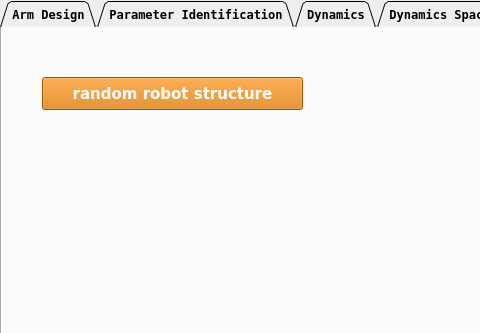
Above: interface_control/scripts/main.ui from SamKaiYang/Optimization-of-robotic-arm-design before the change; both pictures show x 0 to 480 and y 0 to 333 of the 687 by 548 pixel window. Below: the same form after it.
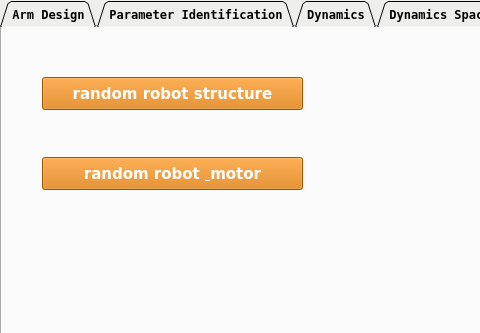
That is the form after the change. The open tabs and pages were chosen to show the change. Icons and pictures are not drawn. Custom widgets are drawn as their Qt base class.

Commit message: add robot worksapce input

The edit to the form file:
```diff
--- a/interface_control/scripts/main.ui
+++ b/interface_control/scripts/main.ui
@@ -3477,6 +3477,202 @@
        <string>random robot structure</string>
       </property>
      </widget>
+     <widget class="QPushButton" name="btn_random_robot_motor">
+      <property name="geometry">
+       <rect>
+        <x>40</x>
+        <y>130</y>
+        <width>261</width>
+        <height>33</height>
+       </rect>
+      </property>
+      <property name="palette">
+       <palette>
+        <active>
+         <colorrole role="WindowText">
+          <brush brushstyle="SolidPattern">
+           <color alpha="255">
+            <red>255</red>
+            <green>255</green>
+            <blue>255</blue>
+           </color>
+          </brush>
+         </colorrole>
+         <colorrole role="Button">
+          <brush brushstyle="SolidPattern">
+           <color alpha="255">
+            <red>218</red>
+            <green>119</green>
+            <blue>0</blue>
+           </color>
+          </brush>
+         </colorrole>
+         <colorrole role="Text">
+          <brush brushstyle="SolidPattern">
+           <color alpha="255">
+            <red>255</red>
+            <green>255</green>
+            <blue>255</blue>
+           </color>
+          </brush>
+         </colorrole>
+         <colorrole role="ButtonText">
+          <brush brushstyle="SolidPattern">
+           <color alpha="255">
+            <red>255</red>
+            <green>255</green>
+            <blue>255</blue>
+           </color>
+          </brush>
+         </colorrole>
+         <colorrole role="Base">
+          <brush brushstyle="SolidPattern">
+           <color alpha="255">
+            <red>218</red>
+            <green>119</green>
+            <blue>0</blue>
+           </color>
+          </brush>
+         </colorrole>
+         <colorrole role="Window">
+          <brush brushstyle="SolidPattern">
+           <color alpha="255">
+            <red>218</red>
+            <green>119</green>
+            <blue>0</blue>
+           </color>
+          </brush>
+         </colorrole>
+        </active>
+        <inactive>
+         <colorrole role="WindowText">
+          <brush brushstyle="SolidPattern">
+           <color alpha="255">
+            <red>255</red>
+            <green>255</green>
+            <blue>255</blue>
+           </color>
+          </brush>
+         </colorrole>
+         <colorrole role="Button">
+          <brush brushstyle="SolidPattern">
+           <color alpha="255">
+            <red>218</red>
+            <green>119</green>
+            <blue>0</blue>
+           </color>
+          </brush>
+         </colorrole>
+         <colorrole role="Text">
+          <brush brushstyle="SolidPattern">
+           <color alpha="255">
+            <red>255</red>
+            <green>255</green>
+            <blue>255</blue>
+           </color>
+          </brush>
+         </colorrole>
+         <colorrole role="ButtonText">
+          <brush brushstyle="SolidPattern">
+           <color alpha="255">
+            <red>255</red>
+            <green>255</green>
+            <blue>255</blue>
+           </color>
+          </brush>
+         </colorrole>
+         <colorrole role="Base">
+          <brush brushstyle="SolidPattern">
+           <color alpha="255">
+            <red>218</red>
+            <green>119</green>
+            <blue>0</blue>
+           </color>
+          </brush>
+         </colorrole>
+         <colorrole role="Window">
+          <brush brushstyle="SolidPattern">
+           <color alpha="255">
+            <red>218</red>
+            <green>119</green>
+            <blue>0</blue>
+           </color>
+          </brush>
+         </colorrole>
+        </inactive>
+        <disabled>
+         <colorrole role="WindowText">
+          <brush brushstyle="SolidPattern">
+           <color alpha="255">
+            <red>255</red>
+            <green>255</green>
+            <blue>255</blue>
+           </color>
+          </brush>
+         </colorrole>
+         <colorrole role="Button">
+          <brush brushstyle="SolidPattern">
+           <color alpha="255">
+            <red>218</red>
+            <green>119</green>
+            <blue>0</blue>
+           </color>
+          </brush>
+         </colorrole>
+         <colorrole role="Text">
+          <brush brushstyle="SolidPattern">
+           <color alpha="255">
+            <red>255</red>
+            <green>255</green>
+            <blue>255</blue>
+           </color>
+          </brush>
+         </colorrole>
+         <colorrole role="ButtonText">
+          <brush brushstyle="SolidPattern">
+           <color alpha="255">
+            <red>255</red>
+            <green>255</green>
+            <blue>255</blue>
+           </color>
+          </brush>
+         </colorrole>
+         <colorrole role="Base">
+          <brush brushstyle="SolidPattern">
+           <color alpha="255">
+            <red>218</red>
+            <green>119</green>
+            <blue>0</blue>
+           </color>
+          </brush>
+         </colorrole>
+         <colorrole role="Window">
+          <brush brushstyle="SolidPattern">
+           <color alpha="255">
+            <red>218</red>
+            <green>119</green>
+            <blue>0</blue>
+           </color>
+          </brush>
+         </colorrole>
+        </disabled>
+       </palette>
+      </property>
+      <property name="font">
+       <font>
+        <family>Bitstream Vera Sans</family>
+        <pointsize>11</pointsize>
+        <weight>75</weight>
+        <bold>true</bold>
+       </font>
+      </property>
+      <property name="styleSheet">
+       <string notr="true">background-color:#da7700;color:white;border-color: black;</string>
+      </property>
+      <property name="text">
+       <string>random robot &amp; motor</string>
+      </property>
+     </widget>
     </widget>
    </widget>
   </widget>
```
Left out of the diff: 41 changed lines with no effect on the pictures. The commit also changes 7 other files.
